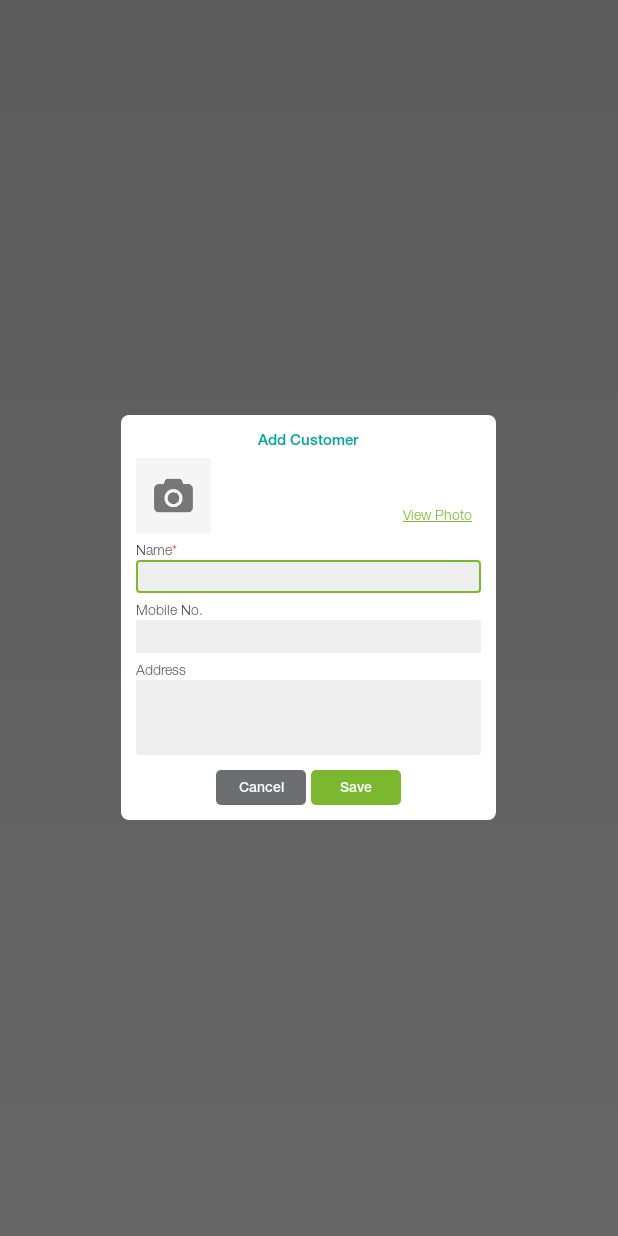
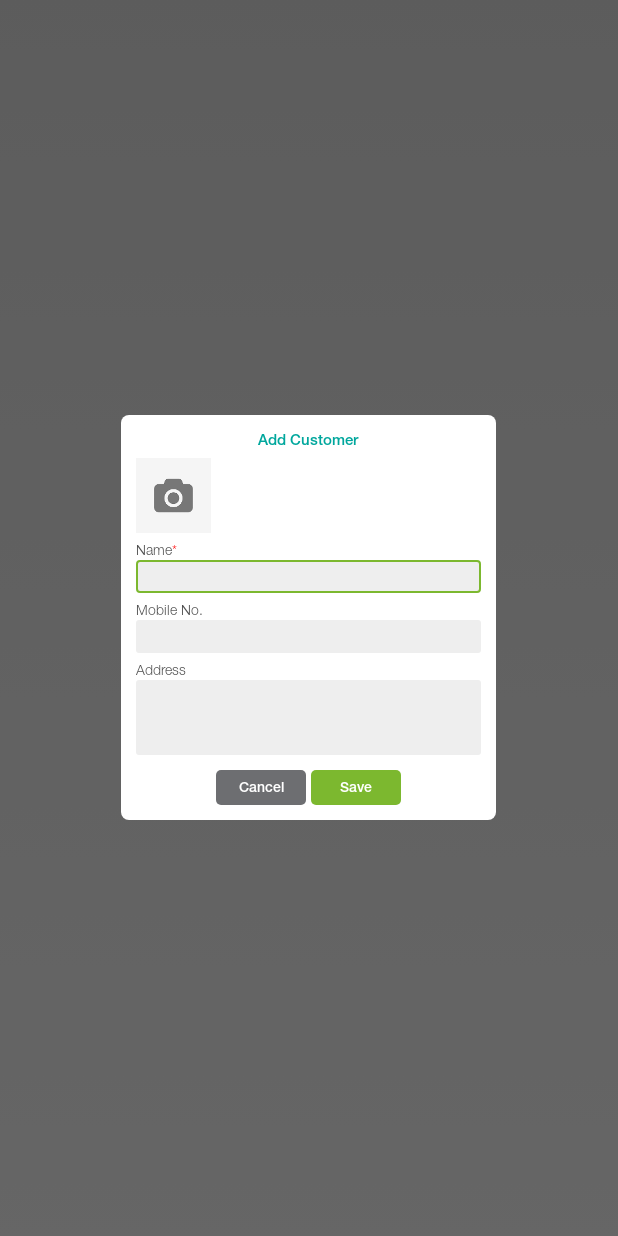
Before and after one commit to jeffreyconcha/SMPadala, an Android app: the fragment AddCustomerFragment shown on its own in the app's theme, on a phone screen of 412 x 824 dp. Run offline under Robolectric (Android 15) with nearby library versions, the phone set to English and light mode, and no system bars; libraries missing offline, so code that uses them is left out: com.nostra13.universalimageloader; 4 statements that could not run were skipped.

Commit message:
-Additional filter for customer. (via filter button) -Viewing of photo (via Menu -> Customer -> Select Customer -> View Photo) -Deleting of customer. (via Long Press) -Marking of transaction. (via un-ticking the "The money was claimed by the customer") -Undo clamed/marked transaction. (via Long Press) -Highlights marked transaction. (blue color)

```diff
--- a/app/src/main/java/com/bestfriend/smpadala/AddCustomerFragment.java
+++ b/app/src/main/java/com/bestfriend/smpadala/AddCustomerFragment.java
@@ -81,6 +81,9 @@ public class AddCustomerFragment extends Fragment implements View.OnClickListene
 				tvViewPhotoAddCustomer.setVisibility(View.GONE);
 			}
 			tvTitleAddCustomer.setText(R.string.edit_customer);
+		}
+		else {
+			tvViewPhotoAddCustomer.setVisibility(View.GONE);
 		}
 		return view;
 	}
```
